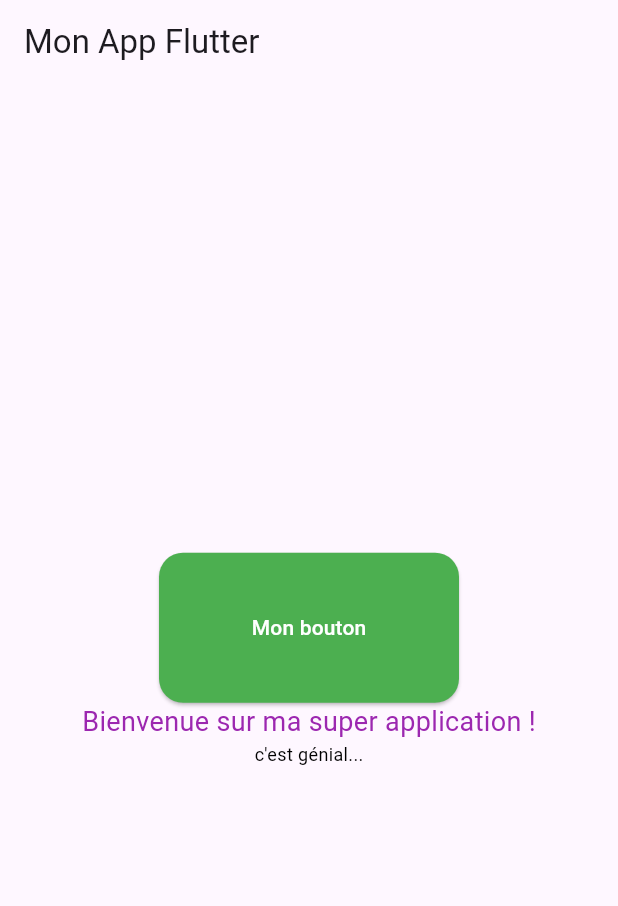
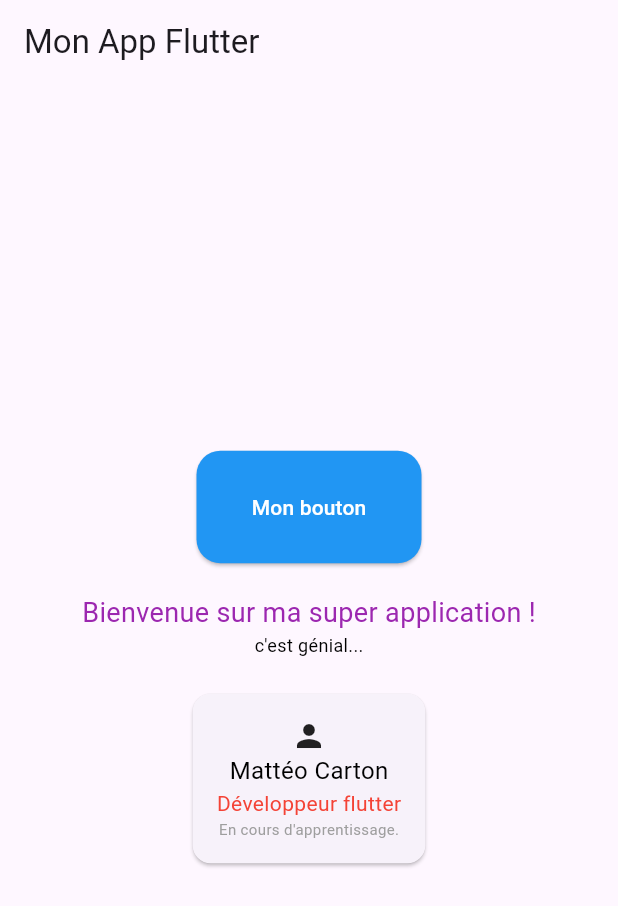
Before and after one commit to MatteoCarton2/Note-app-in-flutter, a Flutter app: the screen it shows after launch, on a phone screen of 412 x 824 dp. Shown: the top 906 px of the screen. Run offline on Flutter 3.47's test engine with Material 3 defaults, Android fonts, the phone set to English and light mode, and no system bars.

```diff
--- a/note_app/lib/main.dart
+++ b/note_app/lib/main.dart
@@ -4,7 +4,7 @@ void main() {
   runApp(const MyApp());
 }
 
-// MonBouton doit être ici, au même niveau que MyApp
+// ex 1 :
 class MonBouton extends StatelessWidget {
   // Propriétés
   final String text; // "final" devant car les valeurs ne changeront pas après la création du bouton
@@ -36,7 +36,7 @@ class MonBouton extends StatelessWidget {
     );
   }
 }
-
+// ex 2 :
 class MonTexte extends StatelessWidget {
   // Propriétés
   final double taille;
@@ -59,6 +59,37 @@ class MonTexte extends StatelessWidget {
   }
 }
 
+// ex 3
+class CarteProfil extends StatelessWidget {
+  // Propriétés
+  final IconData icone;
+  final String nom;
+  final String titre;
+  final String description;
+
+  // Constructeur
+  const CarteProfil({super.key, required this.icone, required this.nom, required this.titre, required this.description});
+
+  // Build
+  @override
+  Widget build(BuildContext context) {
+    return Card(
+      child: Padding(
+        padding: const EdgeInsets.all(16.0),
+        child: Column(
+        children: [
+          Icon(icone),
+          MonTexte(text: nom, couleur: Colors.black, taille: 16),
+          MonTexte(text: titre, couleur: Colors.red, taille: 14),
+          MonTexte(text: description, couleur: Colors.grey, taille: 10),
+        ],
+      ),
+      ),
+    );
+  }
+
+}
+
 class MyApp extends StatelessWidget {
   const MyApp({super.key});
 
@@ -75,9 +106,10 @@ class MyApp extends StatelessWidget {
             children: [
               MonBouton(
                 text: "Mon bouton",
-                couleur: Colors.green,
-                taille: 200,
+                couleur: Colors.blue,
+                taille: 150,
               ),
+              SizedBox(height: 20),
               MonTexte(
                 text: "Bienvenue sur ma super application !",
                 couleur: Colors.purple,
@@ -87,7 +119,14 @@ class MyApp extends StatelessWidget {
                 text: "c'est génial...",
                 couleur: Colors.black,
                 taille: 12,
-              )
+              ),
+              SizedBox(height: 20),
+              CarteProfil(
+                icone: Icons.person,
+                nom: "Mattéo Carton",
+                titre: "Développeur flutter",
+                description: "En cours d'apprentissage."
+              ),
             ],
           ),
         ),
```
